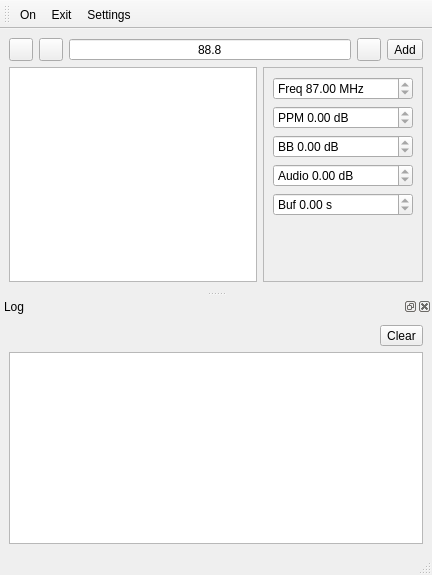
Qt form MainWindow.ui (huseyinkozan/softfm-gui) before a commit.
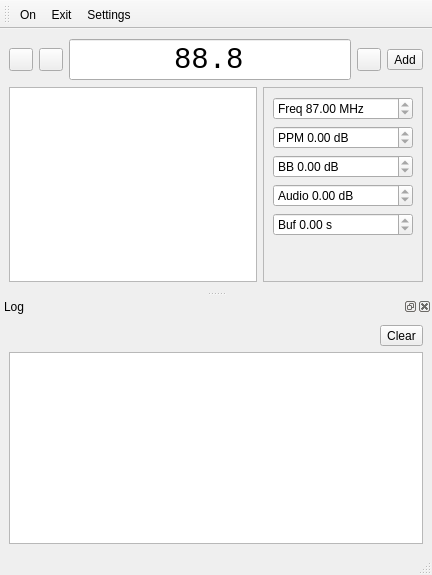
The same form after that commit. Icons and pictures are not drawn.

Diff of the .ui file:
```diff
--- a/MainWindow.ui
+++ b/MainWindow.ui
@@ -53,6 +53,12 @@
       </item>
       <item>
        <widget class="QDoubleSpinBox" name="freqDoubleSpinBox">
+        <property name="font">
+         <font>
+          <family>Monospace</family>
+          <pointsize>22</pointsize>
+         </font>
+        </property>
         <property name="wrapping">
          <bool>true</bool>
         </property>
```
Left out of the diff: 5 changed lines with no effect on the pictures.
